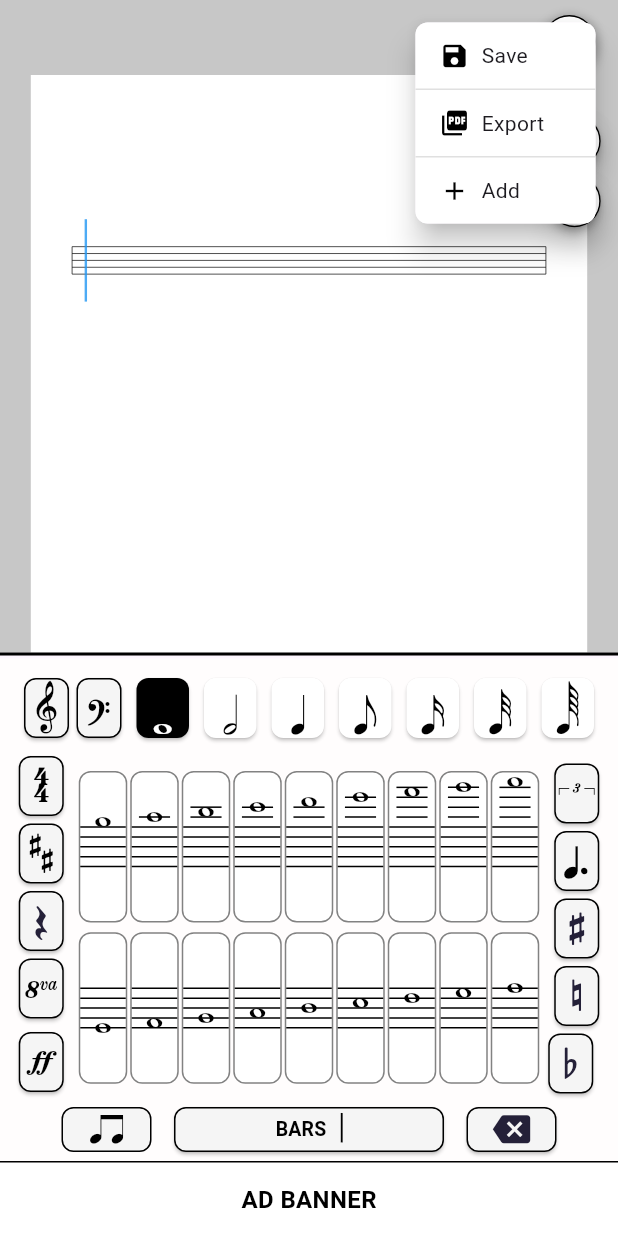
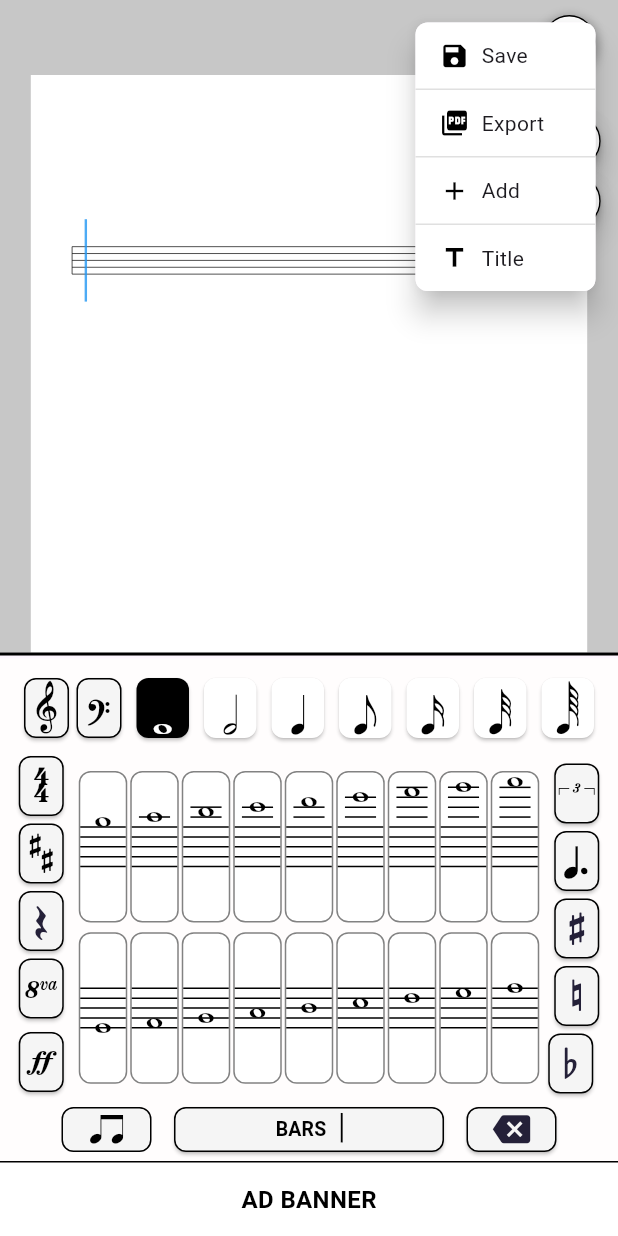
Before and after one commit to dev-softaztech/music_keyboard, a Flutter app: the screen it shows after launch, after a tap on the "menu" icon, on a phone screen of 412 x 824 dp. Run offline on Flutter 3.47's test engine with Material 3 defaults, Android fonts, the phone set to English and light mode, and no system bars; drawn by our look-alikes of screenshot; our stand-ins replace fluttertoast, pdf, printing; missing offline and left inert: gal; generated files the repository leaves out were written again.

Commit message:
Added title & Composer

```diff
--- a/lib/src/screens/keyboard_screen.dart
+++ b/lib/src/screens/keyboard_screen.dart
@@ -10,6 +10,7 @@ import 'package:music_keyboard/src/widgets/main_sheet/music_sheet_container.dart
 import 'package:music_keyboard/src/utils/pdf_exporter.dart';
 import 'package:music_keyboard/src/utils/screenshot_saver.dart';
 import 'package:music_keyboard/src/utils/toast_utils.dart';
+import 'package:music_keyboard/src/widgets/main_sheet/title_popup.dart';
 import 'package:provider/provider.dart';
 import 'package:screenshot/screenshot.dart';
 
@@ -49,6 +50,8 @@ class _NoteInputScreenState extends State<NoteInputScreen> {
   bool showMenu = false;
   bool isBeamLockActive = false;
   DateTime? _lastTapTime;
+  String _title = '';
+  String _composer = '';
 
   //String keyType = "clefs";
   String _selectedBarUnicode = '\ue030';
@@ -484,11 +487,14 @@ class _NoteInputScreenState extends State<NoteInputScreen> {
                       child: Column(
                         children: [
                           MusicSheetContainer(
-                              screenSize: screenSize,
-                              screenshotController: screenshotController,
-                              sheetNoteRows: sheetNoteRows,
-                              musicSheetWidth: musicSheetWidth,
-                              statusBarHeight: statusBarHeight),
+                            screenSize: screenSize,
+                            screenshotController: screenshotController,
+                            sheetNoteRows: sheetNoteRows,
+                            musicSheetWidth: musicSheetWidth,
+                            statusBarHeight: statusBarHeight,
+                            title: _title,
+                            composer: _composer,
+                          ),
                           const Spacer(), // Pushes the keyboard container to the bottom
                         ],
                       ),
@@ -630,6 +636,45 @@ class _NoteInputScreenState extends State<NoteInputScreen> {
                                     });
                                     forceNewRow();
                                   },
+                                  child: Container(
+                                    padding: const EdgeInsets.symmetric(
+                                        vertical: 12, horizontal: 16),
+                                    child: const Row(
+                                      children: [
+                                        Icon(Icons.add,
+                                            size: 20, color: Colors.black),
+                                        SizedBox(width: 8),
+                                        Text('Add',
+                                            style: TextStyle(fontSize: 14)),
+                                      ],
+                                    ),
+                                  ),
+                                ),
+                                // Divider
+                                Container(
+                                  height: 1,
+                                  color: Colors.grey[300],
+                                ),
+                                // Title Button
+                                InkWell(
+                                  onTap: () {
+                                    setState(() {
+                                      showMenu = false;
+                                    });
+                                    showDialog(
+                                      context: context,
+                                      builder: (context) => TitlePopup(
+                                        initialTitle: _title,
+                                        initialComposer: _composer,
+                                        onSave: (newTitle, newComposer) {
+                                          setState(() {
+                                            _title = newTitle;
+                                            _composer = newComposer;
+                                          });
+                                        },
+                                      ),
+                                    );
+                                  },
                                   borderRadius: const BorderRadius.only(
                                     bottomLeft: Radius.circular(8),
                                     bottomRight: Radius.circular(8),
@@ -639,10 +684,10 @@ class _NoteInputScreenState extends State<NoteInputScreen> {
                                         vertical: 12, horizontal: 16),
                                     child: const Row(
                                       children: [
-                                        Icon(Icons.add,
+                                        Icon(Icons.title,
                                             size: 20, color: Colors.black),
                                         SizedBox(width: 8),
-                                        Text('Add',
+                                        Text('Title',
                                             style: TextStyle(fontSize: 14)),
                                       ],
                                     ),
--- a/lib/src/widgets/main_sheet/music_sheet_container.dart
+++ b/lib/src/widgets/main_sheet/music_sheet_container.dart
@@ -17,14 +17,19 @@ class MusicSheetContainer extends StatefulWidget {
   final List<List<MusicalNote>> sheetNoteRows;
   final double musicSheetWidth;
   final double statusBarHeight;
+  final String title;
+  final String composer;
 
-  const MusicSheetContainer(
-      {super.key,
+  const MusicSheetContainer({
+    super.key,
     required this.screenSize,
     required this.screenshotController,
     required this.sheetNoteRows,
     required this.musicSheetWidth,
-      required this.statusBarHeight});
+    required this.statusBarHeight,
+    required this.title,
+    required this.composer,
+  });
 
   @override
   _MusicSheetContainerState createState() => _MusicSheetContainerState();
@@ -277,7 +282,7 @@ class _MusicSheetContainerState extends State<MusicSheetContainer> {
           .transform3(vector_math.Vector3(localOffset.dx, localOffset.dy, 0));
       final double tapX = transformedPosition.x;
 
-      if (_isEditingDynamic) {
+      if (_isEditingDynamic && _editingDynamicRow != null) {
         int closestNoteIndex = findClosestNoteIndex(
             widget.sheetNoteRows[_editingDynamicRow!],
             tapX,
@@ -587,10 +592,16 @@ class _MusicSheetContainerState extends State<MusicSheetContainer> {
                                   controller: widget.screenshotController,
                                   child: CustomPaint(
                                     painter: MusicSheetPainter(
-                                      widget.sheetNoteRows,
+                                      title: widget.title,
+                                      composer: widget.composer,
+                                      sheetNoteRows: widget.sheetNoteRows,
+                                      selectedRow:
                                           -1, // No selected row in screenshot
+                                      selectedIndex:
                                           -1, // No selected index in screenshot
+                                      showCursor:
                                           false, // Never show cursor in screenshot
+                                      rowSpacingList:
                                           rowSpacingProvider.rowSpacingList,
                                       editingDynamicIndex: _editingDynamicIndex,
                                       editingDynamicRow: _editingDynamicRow,
@@ -602,10 +613,14 @@ class _MusicSheetContainerState extends State<MusicSheetContainer> {
                               ),
                               CustomPaint(
                                 painter: MusicSheetPainter(
-                                  widget.sheetNoteRows,
-                                  selectedNoteProvider.selectedRow,
+                                  title: widget.title,
+                                  composer: widget.composer,
+                                  sheetNoteRows: widget.sheetNoteRows,
+                                  selectedRow: selectedNoteProvider.selectedRow,
+                                  selectedIndex:
                                       selectedNoteProvider.selectedIndex,
-                                  _showCursor,
+                                  showCursor: _showCursor,
+                                  rowSpacingList:
                                       rowSpacingProvider.rowSpacingList,
                                   selectionStart: _dragStart,
                                   selectionEnd: _dragEnd,
--- a/lib/src/widgets/main_sheet/music_sheet_painter.dart
+++ b/lib/src/widgets/main_sheet/music_sheet_painter.dart
@@ -8,6 +8,8 @@ import 'package:music_keyboard/src/utils/music_sheet_utils/note_position_calcula
 import 'package:music_keyboard/src/utils/music_sheet_utils/note_width_calculator.dart';
 
 class MusicSheetPainter extends CustomPainter {
+  final String title;
+  final String composer;
   final List<List<MusicalNote>> sheetNoteRows;
   final int selectedRow;
   final int selectedIndex;
@@ -18,14 +20,23 @@ class MusicSheetPainter extends CustomPainter {
   final int? selectionRow;
   final int? editingDynamicIndex;
   final int? editingDynamicRow;
+  double verticalOffset;
 
-  MusicSheetPainter(this.sheetNoteRows, this.selectedRow, this.selectedIndex,
-      this.showCursor, this.rowSpacingList,
-      {this.selectionStart,
-      this.selectionEnd,
-      this.selectionRow,
-      this.editingDynamicIndex,
-      this.editingDynamicRow});
+  MusicSheetPainter({
+    required this.title,
+    required this.composer,
+    required this.sheetNoteRows,
+    required this.selectedRow,
+    required this.selectedIndex,
+    required this.showCursor,
+    required this.rowSpacingList,
+    this.selectionStart,
+    this.selectionEnd,
+    this.selectionRow,
+    this.editingDynamicIndex,
+    this.editingDynamicRow,
+    this.verticalOffset = 250.0,
+  });
 
   @override
   void paint(Canvas canvas, Size size) {
@@ -39,8 +50,10 @@ class MusicSheetPainter extends CustomPainter {
     const double sheetHeight = lineSpacing * 4;
     const double rowSpacing = 160.0;
 
+    // Draw title and composer
+    _drawTitleAndComposer(canvas, size);
+
     for (int rowIndex = 0; rowIndex < sheetNoteRows.length; rowIndex++) {
-      const double verticalOffset = 250.0;
       final staffTop = verticalOffset + (rowIndex * (rowSpacing + sheetHeight));
       drawStaffLines(canvas, paint, staffTop, lineSpacing, sheetHeight, size);
 
@@ -329,6 +342,41 @@ class MusicSheetPainter extends CustomPainter {
 
     // Draw the warning text
     textPainter.paint(canvas, Offset(x, y));
+  }
+
+  void _drawTitleAndComposer(Canvas canvas, Size size) {
+    if (title.isNotEmpty) {
+      final titlePainter = TextPainter(
+        text: TextSpan(
+          text: title,
+          style: const TextStyle(
+            color: Colors.black,
+            fontSize: 30,
+            fontWeight: FontWeight.bold,
+          ),
+        ),
+        textDirection: TextDirection.ltr,
+      );
+      titlePainter.layout(minWidth: 0, maxWidth: size.width);
+      final titleX = (size.width - titlePainter.width) / 2;
+      titlePainter.paint(canvas, Offset(titleX, 80));
+    }
+
+    if (composer.isNotEmpty) {
+      final composerPainter = TextPainter(
+        text: TextSpan(
+          text: 'By $composer',
+          style: const TextStyle(
+            color: Colors.black,
+            fontSize: 20,
+          ),
+        ),
+        textDirection: TextDirection.ltr,
+      );
+      composerPainter.layout(minWidth: 0, maxWidth: size.width);
+      final composerX = (size.width - composerPainter.width) / 2;
+      composerPainter.paint(canvas, Offset(composerX, 120));
+    }
   }
 
   @override
```
Also changed, not shown: lib/src/widgets/main_sheet/title_popup.dart (added, +79 -0 lines). Lines whose indentation alone changed are shown as unchanged.
